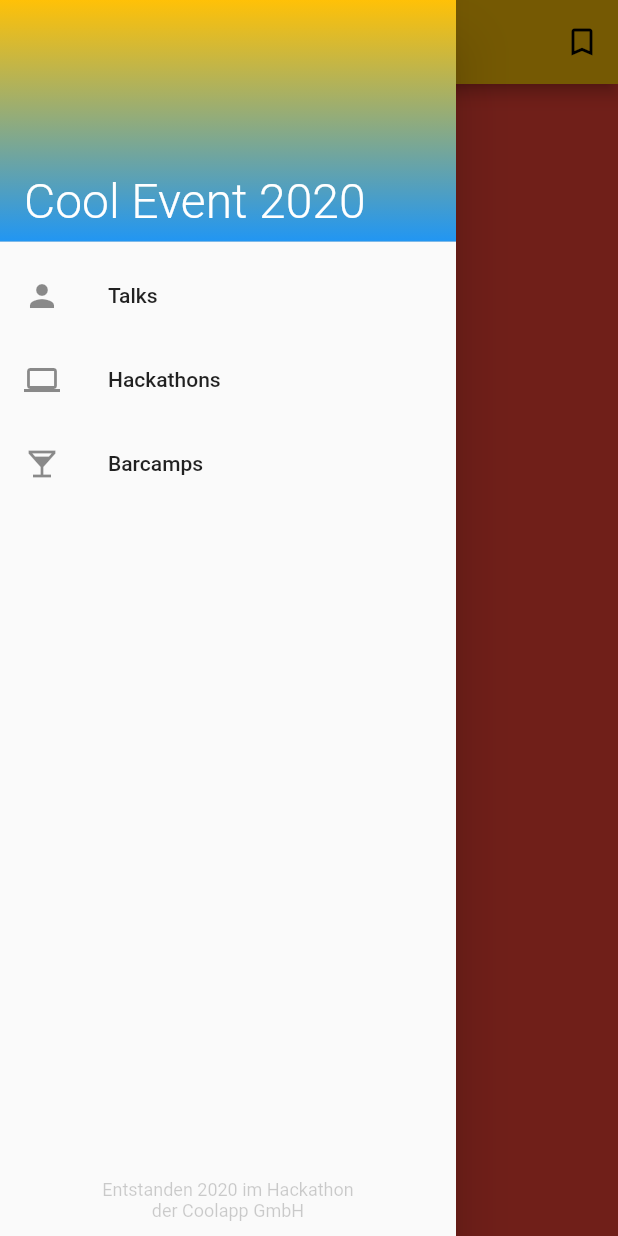
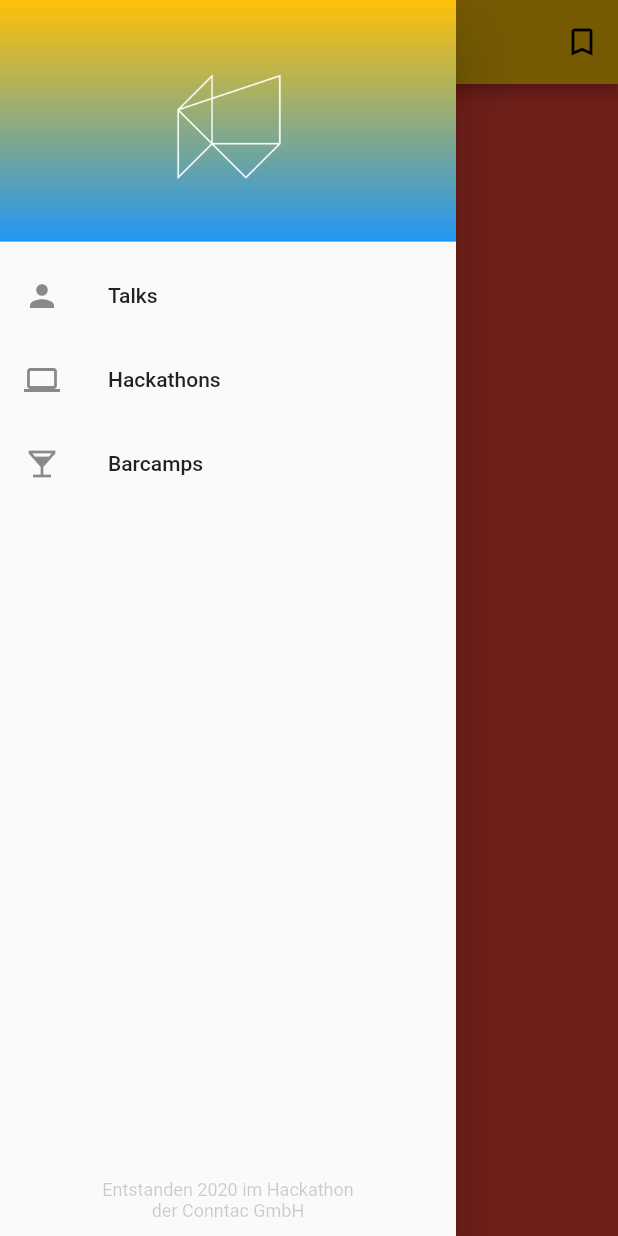
Before and after one commit to Conntac/hackerkisten-app-2020, a Flutter app: the screen it shows after launch, with the side drawer open, on a phone screen of 412 x 824 dp. Run offline on Flutter 3.47's test engine with Material 2 defaults, Android fonts, the phone set to English and light mode, and no system bars.

Commit message:
:lipstick: replace drawer header with image and fix texts

```diff
--- a/lib/main.dart
+++ b/lib/main.dart
@@ -17,7 +17,6 @@ class MyApp extends StatelessWidget {
           primarySwatch: Colors.amber,
           visualDensity: VisualDensity.adaptivePlatformDensity,
         ),
-        home: MainView(),
-        debugShowCheckedModeBanner: true);
+        home: MainView());
   }
 }
--- a/lib/mainView.dart
+++ b/lib/mainView.dart
@@ -59,23 +59,7 @@ class _MainViewState extends State<MainView> {
         drawer: Drawer(
           child: Column(
             children: [
-              DrawerHeader(
-                decoration: BoxDecoration(
-                    gradient: LinearGradient(
-                        colors: [Colors.amber, Colors.blue],
-                        begin: Alignment.topCenter,
-                        end: Alignment.bottomCenter)),
-                child: Align(
-                  child: Text(
-                    'Cool Event 2020',
-                    style: TextStyle(
-                        color: Colors.white,
-                        fontWeight: FontWeight.w300,
-                        fontSize: 32),
-                  ),
-                  alignment: Alignment.bottomLeft,
-                ),
-              ),
+              buildDrawerHeader(),
               ..._drawerItems.map((drawerItem) =>
                   _makeDrawerTile(context: context, drawerItem: drawerItem)),
               Expanded(
@@ -83,7 +67,7 @@ class _MainViewState extends State<MainView> {
                   alignment: Alignment.bottomCenter,
                   child: Padding(
                     child: Text(
-                      'Entstanden 2020 im Hackathon\nder Coolapp GmbH',
+                      'Entstanden 2020 im Hackathon\nder Conntac GmbH',
                       style: Theme.of(context).textTheme.caption.apply(
                           color: Theme.of(context)
                               .textTheme
@@ -101,4 +85,20 @@ class _MainViewState extends State<MainView> {
         ),
         body: _currentMainView);
   }
+
+  DrawerHeader buildDrawerHeader() {
+    return DrawerHeader(
+      decoration: BoxDecoration(
+          gradient: LinearGradient(
+              colors: [Colors.amber, Colors.blue],
+              begin: Alignment.topCenter,
+              end: Alignment.bottomCenter)),
+      child: Center(
+        child: Image(
+          image: AssetImage('assets/hackerkiste_logo.png'),
+          fit: BoxFit.contain,
+        ),
+      ),
+    );
+  }
 }
--- a/pubspec.yaml
+++ b/pubspec.yaml
@@ -45,9 +45,8 @@ flutter:
   uses-material-design: true
 
   # To add assets to your application, add an assets section, like this:
-  # assets:
-  #   - images/a_dot_burr.jpeg
-  #   - images/a_dot_ham.jpeg
+  assets:
+    - 'assets/hackerkiste_logo.png'
 
   # An image asset can refer to one or more resolution-specific "variants", see
   # https://flutter.dev/assets-and-images/#resolution-aware.
```
Also changed, not shown: assets/hackerkiste_logo.png (added).
